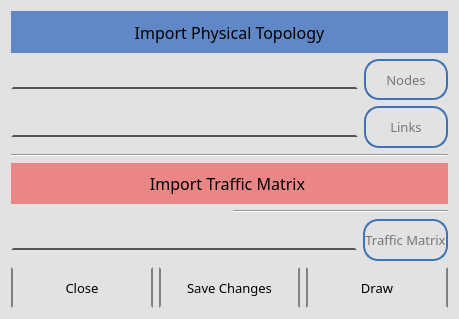
The window that Ui_files/new_ui/importui.ui (farzad1132/NetPlanner) describes before a commit, drawn with Qt 5.
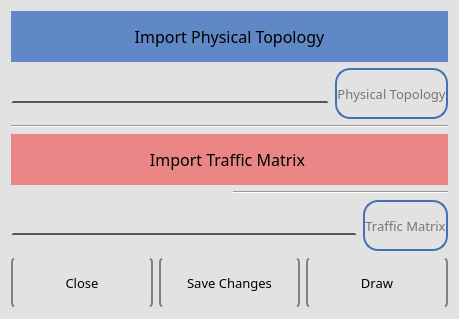
The same window after the commit.

```diff
--- a/Ui_files/new_ui/importui.ui
+++ b/Ui_files/new_ui/importui.ui
@@ -26,9 +26,6 @@
        <weight>7</weight>
        <italic>false</italic>
        <bold>false</bold>
-       <underline>false</underline>
-       <strikeout>false</strikeout>
-       <kerning>true</kerning>
       </font>
      </property>
      <property name="styleSheet">
@@ -109,95 +106,27 @@
 }</string>
        </property>
        <property name="text">
-        <string>Nodes</string>
+        <string>Physical Topology</string>
        </property>
       </widget>
      </item>
     </layout>
    </item>
    <item row="2" column="0" colspan="2">
-    <layout class="QHBoxLayout" name="horizontalLayout_3">
-     <item>
-      <widget class="QLineEdit" name="LinkLineEdit">
-       <property name="styleSheet">
-        <string notr="true">QLineEdit {
- 
-    border: 2px solid rgb(226, 226, 226);
-	border-bottom-color: rgb(86, 86, 86);
-    padding: 0 8px;
-    
-    selection-background-color: darkgray; 
-	font: 8pt &quot;Bahnschrift&quot;;
-
-}</string>
-       </property>
-      </widget>
-     </item>
-     <item>
-      <widget class="QPushButton" name="LinkButton">
-       <property name="maximumSize">
-        <size>
-         <width>999</width>
-         <height>999</height>
-        </size>
-       </property>
-       <property name="font">
-        <font>
-         <family>Bahnschrift Condensed</family>
-         <pointsize>10</pointsize>
-         <weight>9</weight>
-         <italic>false</italic>
-         <bold>false</bold>
-        </font>
-       </property>
-       <property name="styleSheet">
-        <string notr="true">QPushButton {
-	
-	
-	font: 75 10pt &quot;Bahnschrift Condensed&quot;;
-	
-	color: rgb(117, 117, 117);
-    border: 2px solid #8f8f91; min-width: 80px;
-	border-color: #4072B3; 
-    border-radius: 15px;
-}
-
-QPushButton:pressed {
-    background-color: qlineargradient(x1: 0, y1: 0, x2: 0, y2: 1,
-                                      stop: 0 #dadbde, stop: 1 #f6f7fa);
-} 
-
-
-QPushButton:flat {
-    border: none; /* no border for a flat push button */
-}
-
-QPushButton:default {
-    border-color: navy; /* make the default button prominent */
-}</string>
-       </property>
-       <property name="text">
-        <string>Links</string>
-       </property>
-      </widget>
-     </item>
-    </layout>
-   </item>
-   <item row="3" column="0" colspan="2">
     <widget class="Line" name="line_2">
      <property name="orientation">
       <enum>Qt::Horizontal</enum>
      </property>
     </widget>
    </item>
-   <item row="5" column="1">
+   <item row="4" column="1">
     <widget class="Line" name="line">
      <property name="orientation">
       <enum>Qt::Horizontal</enum>
      </property>
     </widget>
    </item>
-   <item row="6" column="0" colspan="2">
+   <item row="5" column="0" colspan="2">
     <layout class="QHBoxLayout" name="horizontalLayout_2">
      <item>
       <widget class="QLineEdit" name="TrafficLineEdit">
@@ -265,7 +194,7 @@
      </item>
     </layout>
    </item>
-   <item row="7" column="0" colspan="2">
+   <item row="6" column="0" colspan="2">
     <layout class="QGridLayout" name="gridLayout_2">
      <item row="0" column="1">
       <widget class="QPushButton" name="SaveChangesBitton">
@@ -294,7 +223,7 @@
 	
     border:2px solid black; min-width: 80px;
 	border-color: dark gray; 
-    border-radius: 25px;
+    border-radius: 5px;
 }
 
 QPushButton:pressed,hover {
@@ -343,7 +272,7 @@
 	
     border:2px solid black; min-width: 80px;
 	border-color: dark gray; 
-    border-radius: 25px;
+    border-radius: 5px;
 }
 
 QPushButton:pressed,hover {
@@ -392,7 +321,7 @@
 	
     border:2px solid black; min-width: 80px;
 	border-color: dark gray; 
-    border-radius: 25px;
+    border-radius: 5px;
 }
 
 QPushButton:pressed,hover {
@@ -416,7 +345,7 @@
      </item>
     </layout>
    </item>
-   <item row="4" column="0" colspan="2">
+   <item row="3" column="0" colspan="2">
     <widget class="QLabel" name="label">
      <property name="font">
       <font>
```
Left out of the diff: 4 changed lines with no effect on the pictures.
